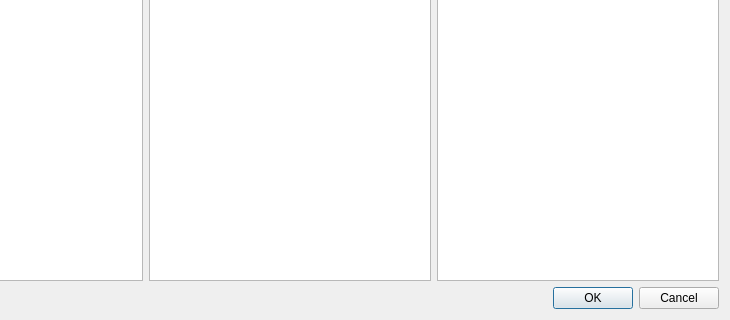
The window that src/plugins/coreplugin/dialogs/newdialog.ui (qt-creator/qt-creator) describes before a commit, drawn with Qt 5; both pictures show x 150 to 880 and y 200 to 520 of the 880 by 520 pixel window.
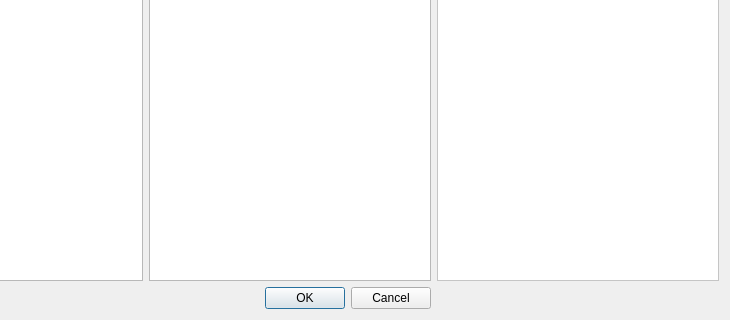
The same window after the commit.

Commit message:
Wizards: add option to show an image for description
IWizard::descriptionImage() can return the path to an image.
An empty string is interpreted as no image available.

Patch:
```diff
--- a/src/plugins/coreplugin/dialogs/newdialog.ui
+++ b/src/plugins/coreplugin/dialogs/newdialog.ui
@@ -33,16 +33,13 @@
      </property>
     </widget>
    </item>
-   <item row="1" column="2">
-    <widget class="QTextBrowser" name="templateDescription">
-     <property name="sizePolicy">
-      <sizepolicy hsizetype="MinimumExpanding" vsizetype="MinimumExpanding">
-       <horstretch>0</horstretch>
-       <verstretch>0</verstretch>
-      </sizepolicy>
+   <item row="2" column="1">
+    <widget class="QDialogButtonBox" name="buttonBox">
+     <property name="orientation">
+      <enum>Qt::Horizontal</enum>
      </property>
-     <property name="focusPolicy">
-      <enum>Qt::NoFocus</enum>
+     <property name="standardButtons">
+      <set>QDialogButtonBox::Cancel|QDialogButtonBox::Ok</set>
      </property>
     </widget>
    </item>
@@ -170,14 +167,39 @@
      </property>
     </widget>
    </item>
-   <item row="2" column="1" colspan="2">
-    <widget class="QDialogButtonBox" name="buttonBox">
-     <property name="orientation">
-      <enum>Qt::Horizontal</enum>
+   <item row="1" column="2">
+    <widget class="QFrame" name="frame">
+     <property name="styleSheet">
+      <string notr="true">QFrame { background: white }</string>
      </property>
-     <property name="standardButtons">
-      <set>QDialogButtonBox::Cancel|QDialogButtonBox::Ok</set>
+     <property name="frameShape">
+      <enum>QFrame::StyledPanel</enum>
      </property>
+     <layout class="QVBoxLayout" name="verticalLayout">
+      <item>
+       <widget class="QLabel" name="imageLabel">
+        <property name="text">
+         <string/>
+        </property>
+       </widget>
+      </item>
+      <item>
+       <widget class="QTextBrowser" name="templateDescription">
+        <property name="sizePolicy">
+         <sizepolicy hsizetype="MinimumExpanding" vsizetype="MinimumExpanding">
+          <horstretch>0</horstretch>
+          <verstretch>0</verstretch>
+         </sizepolicy>
+        </property>
+        <property name="focusPolicy">
+         <enum>Qt::NoFocus</enum>
+        </property>
+        <property name="frameShape">
+         <enum>QFrame::NoFrame</enum>
+        </property>
+       </widget>
+      </item>
+     </layout>
     </widget>
    </item>
   </layout>
```
Left out of the diff: 46 changed lines with no effect on the pictures. The commit also changes 6 other files.
